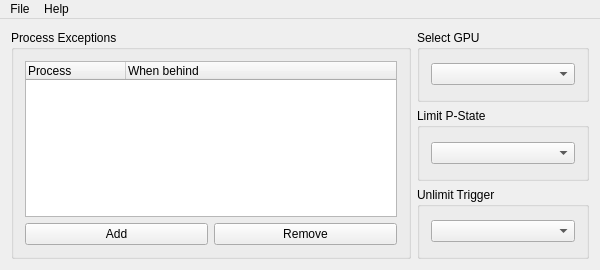
First picture: the form in limit-nvpstate/limitnvpstate.ui, repository NicholasBly/limit-nvpstate, before the edit.
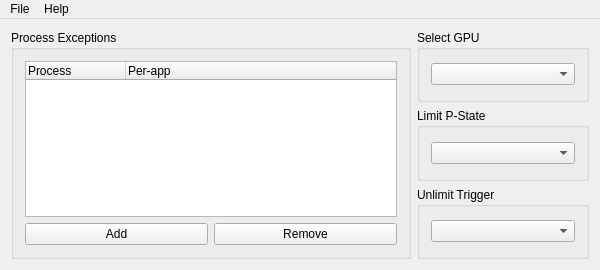
Second picture: the form after the edit.

Commit message: Update string values

Patch:
```diff
--- a/limit-nvpstate/limitnvpstate.ui
+++ b/limit-nvpstate/limitnvpstate.ui
@@ -63,7 +63,7 @@
          </column>
          <column>
           <property name="text">
-           <string>When behind</string>
+           <string>Per-app</string>
           </property>
          </column>
         </widget>
```
The commit also changes 1 other file.
